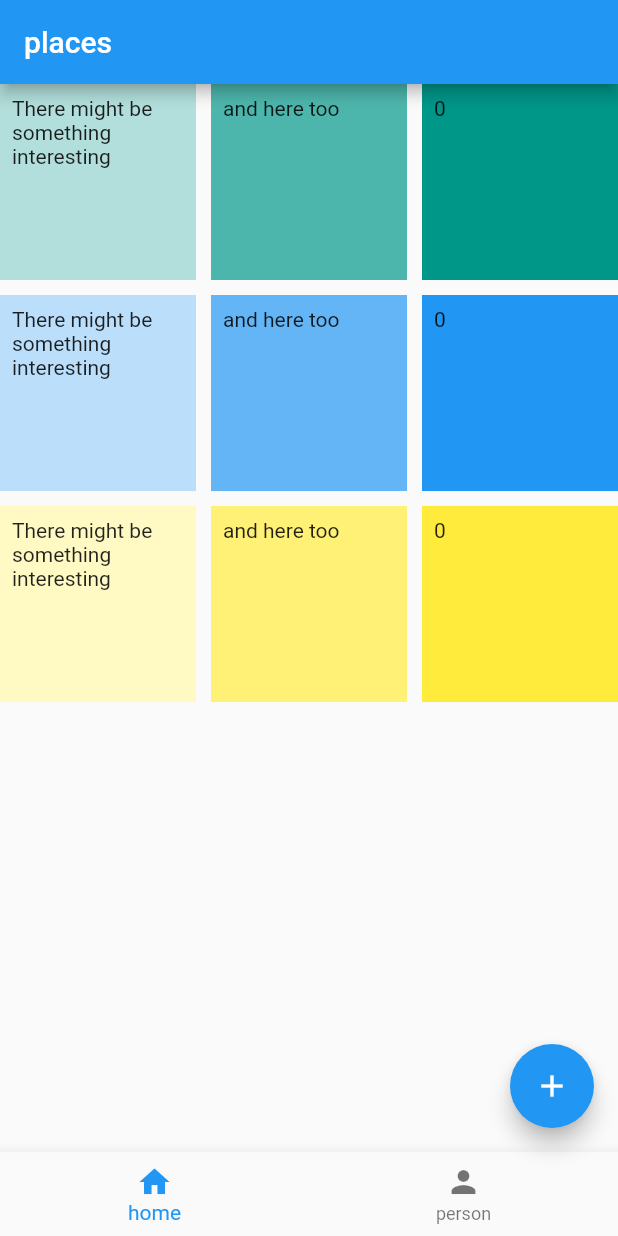
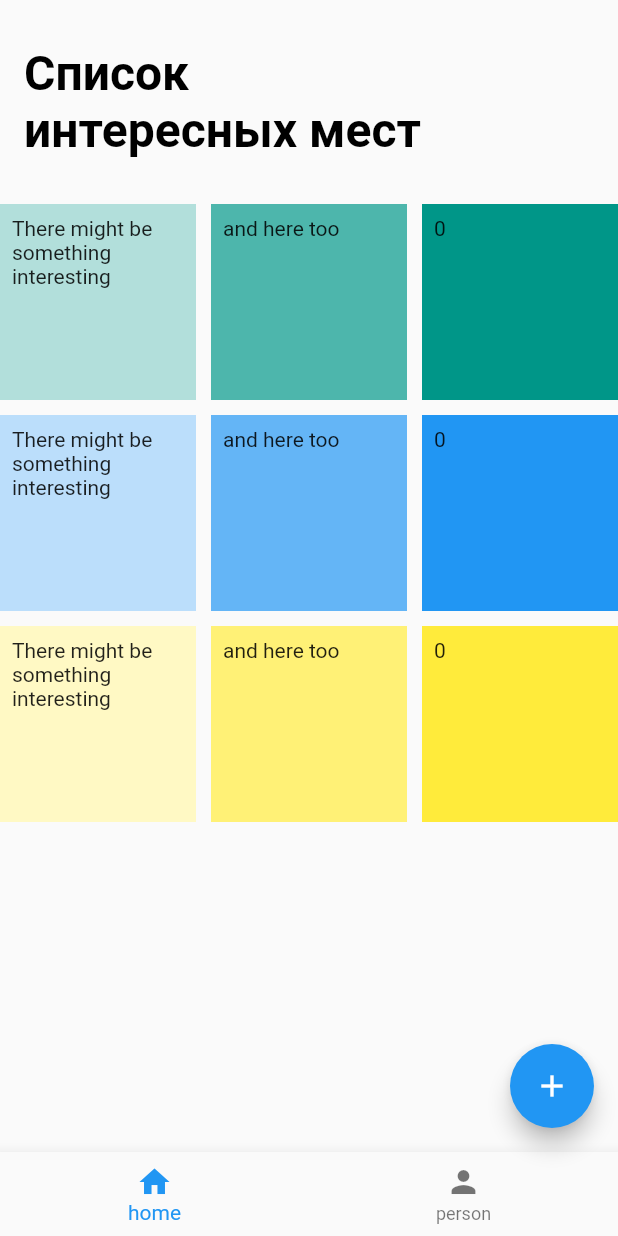
Before and after one commit to CoreyVV/surf-flutter-course-maksakov, a Flutter app: the screen it shows after launch, on a phone screen of 412 x 824 dp. Run offline on Flutter 3.47's test engine with Material 2 defaults, Android fonts, the phone set to English and light mode, and no system bars.

Commit message:
task 4.4.1 Text и TextStyle

```diff
--- a/lib/ui/screen/sight_list_screen.dart
+++ b/lib/ui/screen/sight_list_screen.dart
@@ -1,4 +1,5 @@
 import 'package:flutter/material.dart';
+import 'package:flutter/services.dart';
 
 class SightListScreen extends StatefulWidget {
   @override
@@ -20,7 +21,20 @@ class _SightListScreenState extends State<SightListScreen> {
     return Scaffold(
       resizeToAvoidBottomInset: false,
       appBar: AppBar(
-        title: Text('places'),
+        title: Text(
+          'Список\nинтересных мест',
+          textAlign: TextAlign.left,
+          style: TextStyle(
+              fontFamily: 'Roboto',
+              color: Colors.black,
+              fontWeight: FontWeight.w700,
+              fontSize: 32,
+              fontStyle: FontStyle.normal),
+          maxLines: 2,
+        ),
+        toolbarHeight: 136,
+        backgroundColor: Colors.transparent,
+        elevation: 0.0,
       ),
       body: Center(
         child: GridView.count(
```
